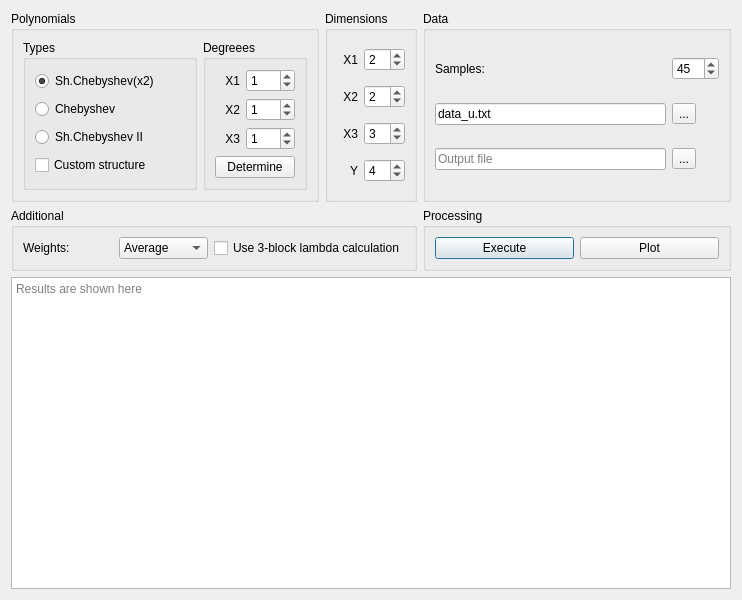
Old version of the form lab_3/main_window.ui in the repository fatvlady/sys-an-labs.
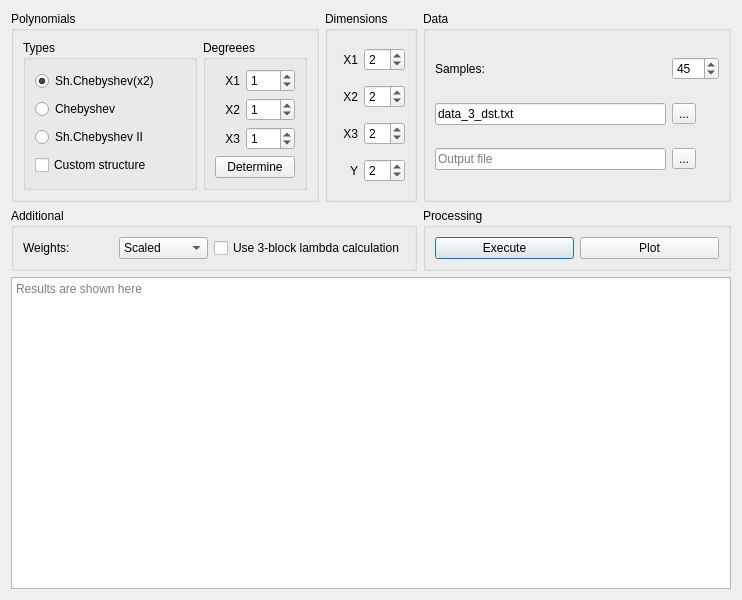
New version of the form.

```diff
--- a/lab_3/main_window.ui
+++ b/lab_3/main_window.ui
@@ -213,7 +213,7 @@
       <item row="3" column="1">
        <widget class="QSpinBox" name="y_dim">
         <property name="value">
-         <number>4</number>
+         <number>2</number>
         </property>
        </widget>
       </item>
@@ -247,7 +247,7 @@
       <item row="2" column="1">
        <widget class="QSpinBox" name="x3_dim">
         <property name="value">
-         <number>3</number>
+         <number>2</number>
         </property>
        </widget>
       </item>
@@ -269,6 +269,9 @@
       </item>
       <item>
        <widget class="QComboBox" name="weights_box">
+        <property name="currentIndex">
+         <number>1</number>
+        </property>
         <item>
          <property name="text">
           <string>Average</string>
@@ -317,7 +320,7 @@
       <item row="1" column="0">
        <widget class="QLineEdit" name="line_input">
         <property name="text">
-         <string>data_u.txt</string>
+         <string>data_3_dst.txt</string>
         </property>
         <property name="placeholderText">
          <string>Input file</string>
```
Left out of the diff: 2 changed lines with no effect on the pictures.
